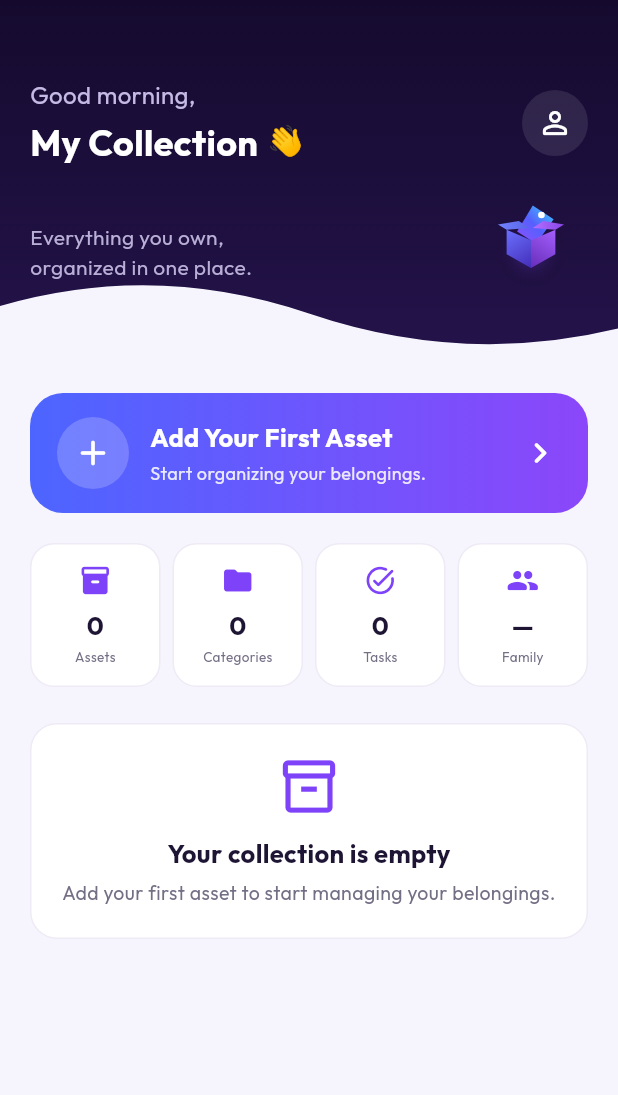
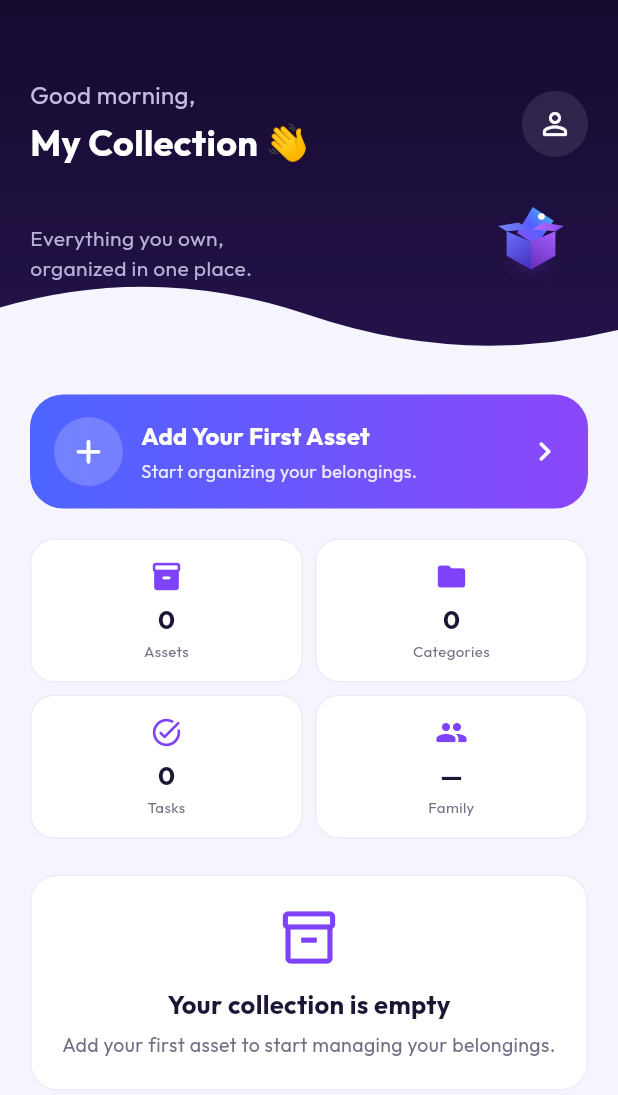
Before and after one commit to AsmaJavaid0/AssetVentory, a Flutter app: the HomeScreen screen opened directly, on a phone screen of 412 x 824 dp. Shown: the top 1095 px of the screen. Run offline on Flutter 3.47's test engine with Material 3 defaults, Android fonts, the light colour scheme and no system bars; our stand-ins replace cloud_firestore, drift, drift_flutter, emoji_picker_flutter, file_picker, firebase_auth and 7 more; accounts and stored records are empty; generated files the repository leaves out were written again.

Commit message:
fix: make home layout responsive and limit recent assets to three

```diff
--- a/app/lib/features/home/screens/home_screen.dart
+++ b/app/lib/features/home/screens/home_screen.dart
@@ -97,44 +97,71 @@ class _HomeScreenState extends State<HomeScreen> {
       decoration: const BoxDecoration(gradient: AppColors.heroGradient),
       padding: const EdgeInsets.fromLTRB(20, 52, 20, 38),
       child: Column(crossAxisAlignment: CrossAxisAlignment.start, children: [
-        Row(mainAxisAlignment: MainAxisAlignment.spaceBetween, children: [
-          Column(crossAxisAlignment: CrossAxisAlignment.start, children: [
-            Text(_getGreeting(), style: GoogleFonts.outfit(fontSize: 16, color: const Color(0xFFC4BAE5))),
+        Row(children: [
+          Expanded(child: Column(crossAxisAlignment: CrossAxisAlignment.start, children: [
+            Text(_getGreeting(), maxLines: 1, overflow: TextOverflow.ellipsis, style: GoogleFonts.outfit(fontSize: 16, color: const Color(0xFFC4BAE5))),
             const SizedBox(height: 3),
-            Row(children: [Text('My Collection', style: GoogleFonts.outfit(fontSize: 24, color: Colors.white, fontWeight: FontWeight.w700)), const SizedBox(width: 6), const Text('👋', style: TextStyle(fontSize: 20))]),
-          ]),
+            Text('My Collection 👋', maxLines: 1, overflow: TextOverflow.ellipsis, style: GoogleFonts.outfit(fontSize: 24, color: Colors.white, fontWeight: FontWeight.w700)),
+          ])),
+          const SizedBox(width: 10),
           GestureDetector(onTap: () => widget.onTabSelected?.call(4), child: Container(width: 44, height: 44, decoration: BoxDecoration(color: Colors.white.withAlpha(25), shape: BoxShape.circle), child: const Icon(Icons.person_outline_rounded, color: Colors.white))),
         ]),
         const SizedBox(height: 18),
-        Row(children: [Expanded(child: Text('Everything you own,\norganized in one place.', style: GoogleFonts.outfit(fontSize: 14, color: const Color(0xFFB8AED6), height: 1.4))), const SizedBox(width: 76, height: 76, child: AssetLogo(size: 58, showText: false, isDarkBackground: true))]),
+        Row(children: [Expanded(child: Text('Everything you own,\norganized in one place.', maxLines: 2, overflow: TextOverflow.ellipsis, style: GoogleFonts.outfit(fontSize: 14, color: const Color(0xFFB8AED6), height: 1.4))), const SizedBox(width: 18), const SizedBox(width: 76, height: 76, child: AssetLogo(size: 58, showText: false, isDarkBackground: true))]),
       ]),
     ),
   );
 
   Widget _buildAddAssetBanner(BuildContext context) => GestureDetector(
     onTap: () async { await AddAssetScreen.navigateTo(context); if (mounted) await _loadHomeData(); },
-    child: Container(width: double.infinity, padding: const EdgeInsets.symmetric(horizontal: 18, vertical: 16), decoration: BoxDecoration(gradient: AppColors.primaryGradient, borderRadius: BorderRadius.circular(22)), child: Row(children: [
-      Container(width: 48, height: 48, decoration: BoxDecoration(color: Colors.white.withAlpha(50), shape: BoxShape.circle), child: const Icon(Icons.add_rounded, color: Colors.white, size: 28)), const SizedBox(width: 14),
-      Expanded(child: Column(crossAxisAlignment: CrossAxisAlignment.start, children: [Text(_assets.isEmpty ? 'Add Your First Asset' : 'Add Asset', style: GoogleFonts.outfit(fontSize: 17, fontWeight: FontWeight.w700, color: Colors.white)), const SizedBox(height: 3), Text(_assets.isEmpty ? 'Start organizing your belongings.' : 'Add another asset to your collection.', style: GoogleFonts.outfit(fontSize: 12, color: Colors.white.withAlpha(220)))])),
-      const Icon(Icons.chevron_right_rounded, color: Colors.white, size: 28),
+    child: Container(width: double.infinity, padding: const EdgeInsets.symmetric(horizontal: 16, vertical: 15), decoration: BoxDecoration(gradient: AppColors.primaryGradient, borderRadius: BorderRadius.circular(22)), child: Row(children: [
+      Container(width: 46, height: 46, decoration: BoxDecoration(color: Colors.white.withAlpha(50), shape: BoxShape.circle), child: const Icon(Icons.add_rounded, color: Colors.white, size: 27)), const SizedBox(width: 12),
+      Expanded(child: Column(crossAxisAlignment: CrossAxisAlignment.start, children: [Text(_assets.isEmpty ? 'Add Your First Asset' : 'Add Asset', maxLines: 1, overflow: TextOverflow.ellipsis, style: GoogleFonts.outfit(fontSize: 16, fontWeight: FontWeight.w700, color: Colors.white)), const SizedBox(height: 3), Text(_assets.isEmpty ? 'Start organizing your belongings.' : 'Add another asset to your collection.', maxLines: 2, overflow: TextOverflow.ellipsis, style: GoogleFonts.outfit(fontSize: 12, color: Colors.white.withAlpha(220)))])),
+      const SizedBox(width: 6), const Icon(Icons.chevron_right_rounded, color: Colors.white, size: 26),
     ])),
   );
 
-  Widget _buildMetrics() => Row(children: [
-    _metric(Icons.inventory_2_rounded, '${_assets.length}', 'Assets', () => widget.onTabSelected?.call(1)), const SizedBox(width: 8),
-    _metric(Icons.folder_rounded, '${_categories.length}', 'Categories', _openCategories), const SizedBox(width: 8),
-    _metric(Icons.task_alt_rounded, '0', 'Tasks', () => widget.onTabSelected?.call(3)), const SizedBox(width: 8),
-    _metric(Icons.group_rounded, '—', 'Family', () => widget.onTabSelected?.call(2)),
-  ]);
+  Widget _buildMetrics() {
+    return LayoutBuilder(builder: (context, constraints) {
+      final isNarrow = constraints.maxWidth < 380;
+      final itemWidth = isNarrow
+          ? (constraints.maxWidth - 8) / 2
+          : (constraints.maxWidth - 24) / 4;
+      return Wrap(
+        spacing: 8,
+        runSpacing: 8,
+        children: [
+          SizedBox(width: itemWidth, child: _metric(Icons.inventory_2_rounded, '${_assets.length}', 'Assets', () => widget.onTabSelected?.call(1))),
+          SizedBox(width: itemWidth, child: _metric(Icons.folder_rounded, '${_categories.length}', 'Categories', _openCategories)),
+          SizedBox(width: itemWidth, child: _metric(Icons.task_alt_rounded, '0', 'Tasks', () => widget.onTabSelected?.call(3))),
+          SizedBox(width: itemWidth, child: _metric(Icons.group_rounded, '—', 'Family', () => widget.onTabSelected?.call(2))),
+        ],
+      );
+    });
+  }
 
-  Widget _metric(IconData icon, String count, String label, VoidCallback onTap) => Expanded(child: GestureDetector(onTap: onTap, child: Container(padding: const EdgeInsets.symmetric(vertical: 13, horizontal: 5), decoration: BoxDecoration(color: Colors.white, borderRadius: BorderRadius.circular(16), border: Border.all(color: const Color(0xFFEFEBF6))), child: Column(children: [Icon(icon, color: AppColors.primaryPurple, size: 22), const SizedBox(height: 7), Text(count, style: GoogleFonts.outfit(fontSize: 17, fontWeight: FontWeight.w700, color: AppColors.textPrimary)), const SizedBox(height: 2), Text(label, style: GoogleFonts.outfit(fontSize: 9, color: AppColors.textSecondary))]))));
+  Widget _metric(IconData icon, String count, String label, VoidCallback onTap) => GestureDetector(
+    onTap: onTap,
+    child: Container(
+      constraints: const BoxConstraints(minHeight: 96),
+      padding: const EdgeInsets.symmetric(vertical: 12, horizontal: 6),
+      decoration: BoxDecoration(color: Colors.white, borderRadius: BorderRadius.circular(16), border: Border.all(color: const Color(0xFFEFEBF6))),
+      child: Column(mainAxisAlignment: MainAxisAlignment.center, children: [
+        Icon(icon, color: AppColors.primaryPurple, size: 22),
+        const SizedBox(height: 6),
+        Text(count, maxLines: 1, overflow: TextOverflow.ellipsis, style: GoogleFonts.outfit(fontSize: 17, fontWeight: FontWeight.w700, color: AppColors.textPrimary)),
+        const SizedBox(height: 2),
+        Text(label, maxLines: 1, overflow: TextOverflow.ellipsis, textAlign: TextAlign.center, style: GoogleFonts.outfit(fontSize: 10, color: AppColors.textSecondary)),
+      ]),
+    ),
+  );
 
   Widget _buildEmptyGuidance() => Container(width: double.infinity, padding: const EdgeInsets.all(20), decoration: BoxDecoration(color: Colors.white, borderRadius: BorderRadius.circular(18), border: Border.all(color: const Color(0xFFEFEBF6))), child: Column(children: [const Icon(Icons.inventory_2_outlined, size: 42, color: AppColors.primaryPurple), const SizedBox(height: 12), Text('Your collection is empty', style: GoogleFonts.outfit(fontSize: 17, fontWeight: FontWeight.w700, color: AppColors.textPrimary)), const SizedBox(height: 5), Text('Add your first asset to start managing your belongings.', textAlign: TextAlign.center, style: GoogleFonts.outfit(fontSize: 13, color: AppColors.textSecondary))]));
 
   Widget _buildRecentAssets() {
-    final recent = _assets.take(5).toList();
+    final recent = _assets.take(3).toList();
     return Column(crossAxisAlignment: CrossAxisAlignment.start, children: [
-      Row(mainAxisAlignment: MainAxisAlignment.spaceBetween, children: [Text('Recent Assets', style: GoogleFonts.outfit(fontSize: 18, fontWeight: FontWeight.w700, color: AppColors.textPrimary)), TextButton(onPressed: () => widget.onTabSelected?.call(1), child: Text('View all', style: GoogleFonts.outfit(color: AppColors.primaryPurple, fontWeight: FontWeight.w600)))]),
+      Row(children: [Expanded(child: Text('Recent Assets', maxLines: 1, overflow: TextOverflow.ellipsis, style: GoogleFonts.outfit(fontSize: 18, fontWeight: FontWeight.w700, color: AppColors.textPrimary))), TextButton(onPressed: () => widget.onTabSelected?.call(1), child: Text('View all', style: GoogleFonts.outfit(color: AppColors.primaryPurple, fontWeight: FontWeight.w600)))]),
       const SizedBox(height: 8), ...recent.map(_buildAssetTile),
     ]);
   }
@@ -142,8 +169,8 @@ class _HomeScreenState extends State<HomeScreen> {
   Widget _buildAssetTile(LocalAsset asset) => GestureDetector(
     onTap: () => _openAssetDetails(asset),
     child: Container(margin: const EdgeInsets.only(bottom: 10), padding: const EdgeInsets.all(13), decoration: BoxDecoration(color: Colors.white, borderRadius: BorderRadius.circular(16), border: Border.all(color: const Color(0xFFEFEBF6))), child: Row(children: [
-      ClipRRect(borderRadius: BorderRadius.circular(12), child: Container(width: 82, height: 58, color: AppColors.primaryPurple.withAlpha(18), child: asset.imagePath != null && asset.imagePath!.isNotEmpty ? Image.file(File(asset.imagePath!), fit: BoxFit.cover, errorBuilder: (_, _, _) => _emojiFallback(asset)) : _emojiFallback(asset))),
-      const SizedBox(width: 12), Expanded(child: Column(crossAxisAlignment: CrossAxisAlignment.start, mainAxisSize: MainAxisSize.min, children: [Text(asset.name, maxLines: 1, overflow: TextOverflow.ellipsis, style: GoogleFonts.outfit(fontSize: 14, fontWeight: FontWeight.w700, color: AppColors.textPrimary)), const SizedBox(height: 3), Text(_categoryName(asset.categoryId), maxLines: 1, overflow: TextOverflow.ellipsis, style: GoogleFonts.outfit(fontSize: 11, color: AppColors.textSecondary)), if (asset.location != null && asset.location!.isNotEmpty) Text('📍 ${asset.location}', maxLines: 1, overflow: TextOverflow.ellipsis, style: GoogleFonts.outfit(fontSize: 11, color: AppColors.textMuted))])), const Icon(Icons.chevron_right_rounded, color: AppColors.textMuted),
+      ClipRRect(borderRadius: BorderRadius.circular(12), child: Container(width: 82, height: 58, color: AppColors.primaryPurple.withAlpha(18), child: asset.imagePath != null && asset.imagePath!.isNotEmpty ? Image.file(File(asset.imagePath!), fit: BoxFit.contain, errorBuilder: (_, _, _) => _emojiFallback(asset)) : _emojiFallback(asset))),
+      const SizedBox(width: 12), Expanded(child: Column(crossAxisAlignment: CrossAxisAlignment.start, mainAxisSize: MainAxisSize.min, children: [Text(asset.name, maxLines: 1, overflow: TextOverflow.ellipsis, style: GoogleFonts.outfit(fontSize: 14, fontWeight: FontWeight.w700, color: AppColors.textPrimary)), const SizedBox(height: 3), Text(_categoryName(asset.categoryId), maxLines: 1, overflow: TextOverflow.ellipsis, style: GoogleFonts.outfit(fontSize: 11, color: AppColors.textSecondary)), if (asset.location != null && asset.location!.isNotEmpty) Text('📍 ${asset.location}', maxLines: 1, overflow: TextOverflow.ellipsis, style: GoogleFonts.outfit(fontSize: 11, color: AppColors.textMuted))])), const SizedBox(width: 4), const Icon(Icons.chevron_right_rounded, color: AppColors.textMuted),
     ])),
   );
 
```
